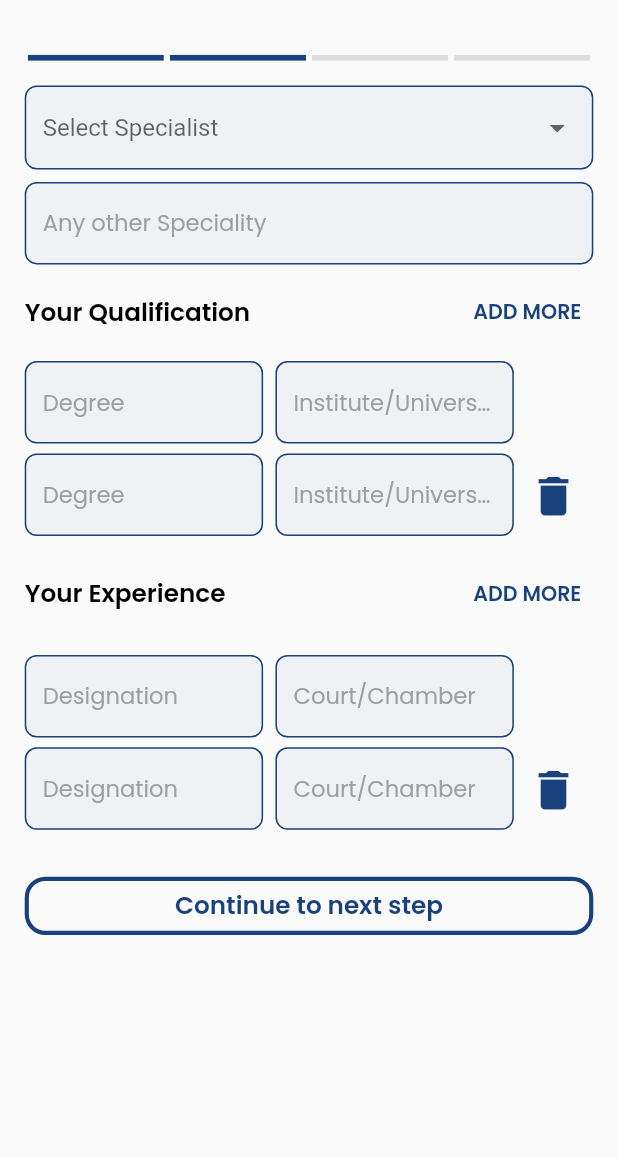
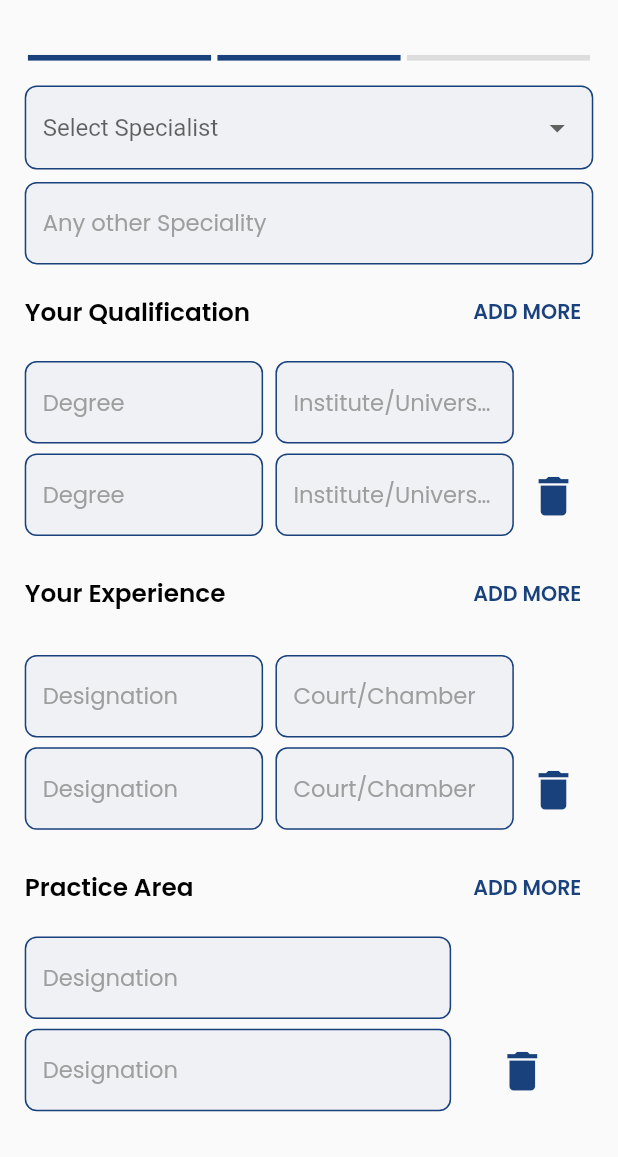
Before and after one commit to NaqashShabbir/legal-links, a Flutter app: the SignupScreenTwoOfLawyer screen opened by its route, on a phone screen of 412 x 824 dp, the part 79-1236 px from its top. Run offline on Flutter 3.47's test engine with Material 2 defaults, Android fonts, the phone set to English and light mode, and no system bars; drawn by our look-alikes of step_progress_indicator; our stand-ins replace bot_toast, cached_network_image, cloud_firestore, firebase_auth, firebase_core, flutter_rating_bar and 12 more; missing offline and left inert: day_picker, duration_picker, flutter_google_places_sdk, google_maps_flutter_platform_interface; accounts and stored records are empty.

```diff
--- a/lib/routes/app_routes.dart
+++ b/lib/routes/app_routes.dart
@@ -31,27 +31,45 @@ abstract class AppPages {
     GetPage(name: LoginScreen.route, page: () => const LoginScreen()),
     GetPage(name: SignupScreen.route, page: () => const SignupScreen()),
     GetPage(name: BaseView.route, page: () => const BaseView()),
-    GetPage(name: PrivacyPolicyScreen.route, page: () => const PrivacyPolicyScreen()),
-    GetPage(name: TermsAndConditions.route, page: () => const TermsAndConditions()),
-    GetPage(name: RatingAndReviewsScreen.route, page: () => const RatingAndReviewsScreen()),
+    GetPage(
+        name: PrivacyPolicyScreen.route,
+        page: () => const PrivacyPolicyScreen()),
+    GetPage(
+        name: TermsAndConditions.route, page: () => const TermsAndConditions()),
+    GetPage(
+        name: RatingAndReviewsScreen.route,
+        page: () => const RatingAndReviewsScreen()),
     GetPage(name: ProfileScreen.route, page: () => const ProfileScreen()),
-    GetPage(name: SignupScreenOneOfLawyer.route, page: () => const SignupScreenOneOfLawyer()),
-    GetPage(name: SignupScreenTwoOfLawyer.route, page: () => const SignupScreenTwoOfLawyer()),
-    GetPage(name: SignupScreenThreeOfLawyer.route, page: () => const SignupScreenThreeOfLawyer()),
-    GetPage(name: SignupScreenFour.route, page: () => const SignupScreenFour()),
+    GetPage(
+        name: SignupScreenOneOfLawyer.route,
+        page: () => const SignupScreenOneOfLawyer()),
+    GetPage(
+        name: SignupScreenTwoOfLawyer.route,
+        page: () => const SignupScreenTwoOfLawyer()),
+    GetPage(
+        name: SignupScreenThreeOfLawyer.route,
+        page: () => const SignupScreenThreeOfLawyer()),
+    // GetPage(name: SignupScreenFour.route, page: () => const SignupScreenFour()),
     GetPage(name: CompleteProfile.route, page: () => const CompleteProfile()),
     GetPage(name: AppointmentView.route, page: () => const AppointmentView()),
     GetPage(name: AllLawyersScreen.route, page: () => const AllLawyersScreen()),
-    GetPage(name: AllChambersScreen.route, page: () => const AllChambersScreen()),
+    GetPage(
+        name: AllChambersScreen.route, page: () => const AllChambersScreen()),
     GetPage(name: AllCourtsScreen.route, page: () => const AllCourtsScreen()),
     GetPage(name: AllLawyersScreen.route, page: () => const AllLawyersScreen()),
-    GetPage(name: AppointmentDetails.route, page: () => const AppointmentDetails()),
+    GetPage(
+        name: AppointmentDetails.route, page: () => const AppointmentDetails()),
     GetPage(name: LawyerDetailsScrren.route, page: () => LawyerDetailsScrren()),
-    GetPage(name: BookAppointmentScreen.route, page: () => const BookAppointmentScreen()),
+    GetPage(
+        name: BookAppointmentScreen.route,
+        page: () => const BookAppointmentScreen()),
     GetPage(name: LawyerBaseView.route, page: () => const LawyerBaseView()),
     GetPage(name: LawyerHomeView.route, page: () => const LawyerHomeView()),
     GetPage(name: UserRattingView.route, page: () => const UserRattingView()),
-    GetPage(name: ScheduleAppointmentView.route, page: () => const ScheduleAppointmentView()),
-    GetPage(name: UpdateClientScreen.route, page: () => const UpdateClientScreen()),
+    GetPage(
+        name: ScheduleAppointmentView.route,
+        page: () => const ScheduleAppointmentView()),
+    GetPage(
+        name: UpdateClientScreen.route, page: () => const UpdateClientScreen()),
   ];
 }
--- a/lib/src/lawyer_profile/view/signup_screen_two.dart
+++ b/lib/src/lawyer_profile/view/signup_screen_two.dart
@@ -48,6 +48,17 @@ class _SignupScreenTwoOfLawyerState extends State<SignupScreenTwoOfLawyer> {
     ExperienceItem(
       designation: 'Designation',
       court: 'Court/Chamber',
+      showDeleteIcon: true,
+    ),
+  ];
+
+  List<PracticeAreaItems> practiceList = [
+    PracticeAreaItems(
+      practiceArea: 'Designation',
+      showDeleteIcon: false,
+    ),
+    PracticeAreaItems(
+      practiceArea: 'Designation',
       showDeleteIcon: true,
     ),
   ];
@@ -121,6 +132,23 @@ class _SignupScreenTwoOfLawyerState extends State<SignupScreenTwoOfLawyer> {
                 customTextFieldExperience(experienceList[index], index),
                 h0P8,
               ],
+              h1,
+              heading('Practice Area', () {
+                setState(() {
+                  practiceList.add(
+                    PracticeAreaItems(
+                      practiceArea: 'Designation',
+                      showDeleteIcon: true,
+                    ),
+                  );
+                });
+              }),
+              h1,
+              for (int index = 0; index < practiceList.length; index++) ...[
+                practiceField(practiceList[index], index),
+                h0P8,
+              ],
+              h1,
               h3,
               CustomButtonSignup(
                 text: 'Continue to next step',
@@ -314,6 +342,45 @@ class _SignupScreenTwoOfLawyerState extends State<SignupScreenTwoOfLawyer> {
   }
 }
 
+Widget practiceField(PracticeAreaItems item, int index) {
+  return Row(
+    children: [
+      Expanded(
+        flex: 3,
+        child: CustomTextFormField(
+          hintText: item.practiceArea,
+          //focusNode: lawyerFocus,
+          inputAction: TextInputAction.next,
+          inputType: TextInputType.name,
+          validator: FieldValidator.validateEmpty,
+          autovalidateMode: AutovalidateMode.onUserInteraction,
+        ),
+      ),
+      if (item.showDeleteIcon)
+        Expanded(
+          flex: 1,
+          child: IconButton(
+            onPressed: () {
+              // setState(() {
+              //   practiceList.removeAt(index);
+              // });
+            },
+            icon: Icon(
+              Icons.delete,
+              color: R.colors.primary,
+              size: 25.sp,
+            ),
+          ),
+        ),
+      if (!item.showDeleteIcon)
+        Expanded(
+          flex: 1,
+          child: Container(),
+        ),
+    ],
+  );
+}
+
 class RowItem {
   final String degree;
   final String uni;
@@ -337,3 +404,14 @@ class ExperienceItem {
     this.showDeleteIcon = true,
   });
 }
+
+class PracticeAreaItems {
+  final String practiceArea;
+
+  final bool showDeleteIcon;
+
+  PracticeAreaItems({
+    required this.practiceArea,
+    this.showDeleteIcon = true,
+  });
+}
--- a/lib/src/lawyer_profile/view/widget/steper_widget.dart
+++ b/lib/src/lawyer_profile/view/widget/steper_widget.dart
@@ -9,7 +9,7 @@ class SteperWidget extends StatelessWidget {
   @override
   Widget build(BuildContext context) {
     return StepProgressIndicator(
-      totalSteps: 4,
+      totalSteps: 3,
       currentStep: currentStep,
       selectedColor: R.colors.primary,
       unselectedColor: R.colors.grey,
```
Also changed, not shown: lib/src/lawyer_profile/view/signup_screen_four.dart (+87 -87 lines), lib/src/lawyer_profile/view/signup_screen_one.dart (+47 -0 lines), lib/src/lawyer_profile/view/signup_screen_three.dart (+136 -114 lines).
